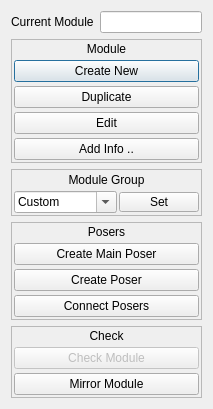
Qt form ui/designer/moduleBuilderWindow.ui (PavelCrow/RigStudio3) before a commit.
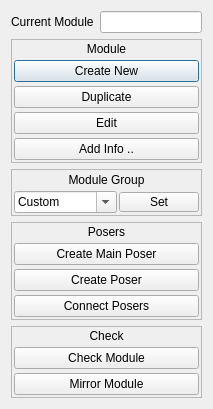
The same form after that commit.

Diff of the .ui file:
```diff
--- a/ui/designer/moduleBuilderWindow.ui
+++ b/ui/designer/moduleBuilderWindow.ui
@@ -271,7 +271,7 @@
       <item>
        <widget class="QPushButton" name="checkModule_btn">
         <property name="enabled">
-         <bool>false</bool>
+         <bool>true</bool>
         </property>
         <property name="text">
          <string>Check Module</string>
```
